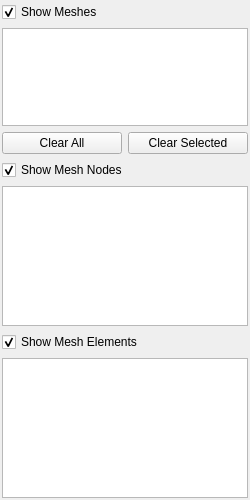
Before: the Qt Designer form Qt/DataView/MshTabWidgetBase.ui in renchao-lu/ogs5, drawn with Qt 5.
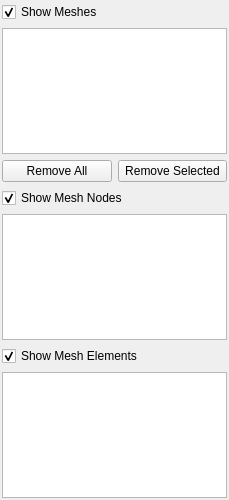
After: the same form once the commit is applied. Custom widgets are drawn as their Qt base class.

What changed in the file:
```diff
--- a/Qt/DataView/MshTabWidgetBase.ui
+++ b/Qt/DataView/MshTabWidgetBase.ui
@@ -6,7 +6,7 @@
    <rect>
     <x>0</x>
     <y>0</y>
-    <width>250</width>
+    <width>229</width>
     <height>500</height>
    </rect>
   </property>
@@ -31,40 +31,21 @@
     </widget>
    </item>
    <item>
-    <widget class="DataView" name="mshTableView">
-     <property name="sizePolicy">
-      <sizepolicy hsizetype="Expanding" vsizetype="Minimum">
-       <horstretch>0</horstretch>
-       <verstretch>0</verstretch>
-      </sizepolicy>
-     </property>
-     <property name="minimumSize">
-      <size>
-       <width>0</width>
-       <height>30</height>
-      </size>
-     </property>
-     <property name="maximumSize">
-      <size>
-       <width>16777215</width>
-       <height>150</height>
-      </size>
-     </property>
-    </widget>
+    <widget class="DataView" name="treeView"/>
    </item>
    <item>
     <layout class="QHBoxLayout" name="horizontalLayout">
      <item>
       <widget class="QPushButton" name="clearAllPushButton">
        <property name="text">
-        <string>Clear All</string>
+        <string>Remove All</string>
        </property>
       </widget>
      </item>
      <item>
       <widget class="QPushButton" name="clearSelectedPushButton">
        <property name="text">
-        <string>Clear Selected</string>
+        <string>Remove Selected</string>
        </property>
       </widget>
      </item>
@@ -107,7 +88,7 @@
  <customwidgets>
   <customwidget>
    <class>DataView</class>
-   <extends>QTableView</extends>
+   <extends>QTreeView</extends>
    <header>DataView.h</header>
   </customwidget>
  </customwidgets>
```
